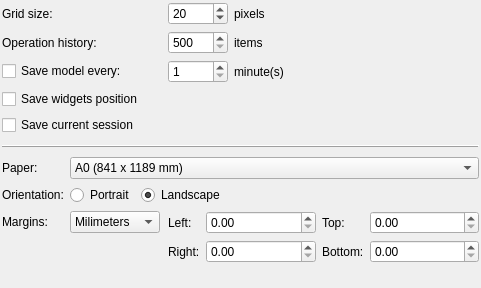
Above: libpgmodeler_ui/ui/confgeralwidget.ui from pgmodeler/pgmodeler before the change. Below: the same form after it.
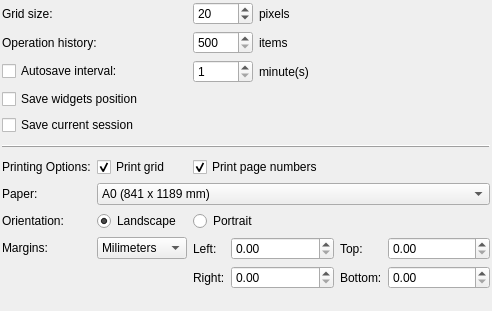
That is the form after the change.

Commit message: Fixed bug that was crashing pgModeler on printing model. (issue #1) Added a advanced tab on relationship editing form in order to show the objects that represents the relationship (fks, tables, uq, pks) (issue

Diff of the .ui file:
```diff
--- a/libpgmodeler_ui/ui/confgeralwidget.ui
+++ b/libpgmodeler_ui/ui/confgeralwidget.ui
@@ -6,8 +6,8 @@
    <rect>
     <x>0</x>
     <y>0</y>
-    <width>481</width>
-    <height>288</height>
+    <width>492</width>
+    <height>311</height>
    </rect>
   </property>
   <property name="minimumSize">
@@ -26,222 +26,13 @@
    <property name="spacing">
     <number>6</number>
    </property>
-   <item row="0" column="0" colspan="2">
-    <widget class="QLabel" name="tam_grade_lbl">
-     <property name="sizePolicy">
-      <sizepolicy hsizetype="Fixed" vsizetype="Preferred">
-       <horstretch>0</horstretch>
-       <verstretch>0</verstretch>
-      </sizepolicy>
-     </property>
-     <property name="minimumSize">
-      <size>
-       <width>120</width>
-       <height>0</height>
-      </size>
-     </property>
+   <item row="6" column="0">
+    <widget class="QLabel" name="print_op_lbl">
      <property name="text">
-      <string>Grid size:</string>
+      <string>Printing Options:</string>
      </property>
     </widget>
    </item>
-   <item row="0" column="2" colspan="2">
-    <layout class="QHBoxLayout" name="horizontalLayout_4">
-     <item>
-      <widget class="QSpinBox" name="tam_grade_spb">
-       <property name="sizePolicy">
-        <sizepolicy hsizetype="Minimum" vsizetype="Fixed">
-         <horstretch>0</horstretch>
-         <verstretch>0</verstretch>
-        </sizepolicy>
-       </property>
-       <property name="minimumSize">
-        <size>
-         <width>60</width>
-         <height>0</height>
-        </size>
-       </property>
-       <property name="minimum">
-        <number>10</number>
-       </property>
-       <property name="maximum">
-        <number>100</number>
-       </property>
-       <property name="singleStep">
-        <number>1</number>
-       </property>
-       <property name="value">
-        <number>20</number>
-       </property>
-      </widget>
-     </item>
-     <item>
-      <widget class="QLabel" name="label_9">
-       <property name="sizePolicy">
-        <sizepolicy hsizetype="Expanding" vsizetype="Preferred">
-         <horstretch>0</horstretch>
-         <verstretch>0</verstretch>
-        </sizepolicy>
-       </property>
-       <property name="minimumSize">
-        <size>
-         <width>50</width>
-         <height>0</height>
-        </size>
-       </property>
-       <property name="maximumSize">
-        <size>
-         <width>16777215</width>
-         <height>16777215</height>
-        </size>
-       </property>
-       <property name="text">
-        <string>pixels</string>
-       </property>
-      </widget>
-     </item>
-    </layout>
-   </item>
-   <item row="1" column="0" colspan="2">
-    <widget class="QLabel" name="tam_lista_lbl">
-     <property name="sizePolicy">
-      <sizepolicy hsizetype="Fixed" vsizetype="Preferred">
-       <horstretch>0</horstretch>
-       <verstretch>0</verstretch>
-      </sizepolicy>
-     </property>
-     <property name="minimumSize">
-      <size>
-       <width>120</width>
-       <height>0</height>
-      </size>
-     </property>
-     <property name="text">
-      <string>Operation history:</string>
-     </property>
-    </widget>
-   </item>
-   <item row="1" column="2" colspan="2">
-    <layout class="QHBoxLayout" name="horizontalLayout_3">
-     <item>
-      <widget class="QSpinBox" name="tam_lista_spb">
-       <property name="sizePolicy">
-        <sizepolicy hsizetype="Minimum" vsizetype="Fixed">
-         <horstretch>0</horstretch>
-         <verstretch>0</verstretch>
-        </sizepolicy>
-       </property>
-       <property name="minimumSize">
-        <size>
-         <width>60</width>
-         <height>0</height>
-        </size>
-       </property>
-       <property name="minimum">
-        <number>500</number>
-       </property>
-       <property name="maximum">
-        <number>1000</number>
-       </property>
-      </widget>
-     </item>
-     <item>
-      <widget class="QLabel" name="label_8">
-       <property name="sizePolicy">
-        <sizepolicy hsizetype="Expanding" vsizetype="Preferred">
-         <horstretch>0</horstretch>
-         <verstretch>0</verstretch>
-        </sizepolicy>
-       </property>
-       <property name="minimumSize">
-        <size>
-         <width>50</width>
-         <height>0</height>
-        </size>
-       </property>
-       <property name="maximumSize">
-        <size>
-         <width>16777215</width>
-         <height>16777215</height>
-        </size>
-       </property>
-       <property name="text">
-        <string>items</string>
-       </property>
-      </widget>
-     </item>
-    </layout>
-   </item>
-   <item row="2" column="0" colspan="2">
-    <widget class="QCheckBox" name="salvar_mod_chk">
-     <property name="sizePolicy">
-      <sizepolicy hsizetype="Fixed" vsizetype="Fixed">
-       <horstretch>0</horstretch>
-       <verstretch>0</verstretch>
-      </sizepolicy>
-     </property>
-     <property name="minimumSize">
-      <size>
-       <width>160</width>
-       <height>0</height>
-      </size>
-     </property>
-     <property name="text">
-      <string>Save model every:</string>
-     </property>
-    </widget>
-   </item>
-   <item row="2" column="2" colspan="2">
-    <layout class="QHBoxLayout" name="horizontalLayout_2">
-     <item>
-      <widget class="QSpinBox" name="salvar_mod_spb">
-       <property name="sizePolicy">
-        <sizepolicy hsizetype="Preferred" vsizetype="Fixed">
-         <horstretch>0</horstretch>
-         <verstretch>0</verstretch>
-        </sizepolicy>
-       </property>
-       <property name="minimumSize">
-        <size>
-         <width>60</width>
-         <height>0</height>
-        </size>
-       </property>
-       <property name="minimum">
-        <number>1</number>
-       </property>
-       <property name="maximum">
-        <number>30</number>
-       </property>
-      </widget>
-     </item>
-     <item>
-      <widget class="QLabel" name="label_3">
-       <property name="sizePolicy">
-        <sizepolicy hsizetype="Expanding" vsizetype="Preferred">
-         <horstretch>0</horstretch>
-         <verstretch>0</verstretch>
-        </sizepolicy>
-       </property>
-       <property name="minimumSize">
-        <size>
-         <width>50</width>
-         <height>0</height>
-        </size>
-       </property>
-       <property name="maximumSize">
-        <size>
-         <width>16777215</width>
-         <height>16777215</height>
-        </size>
-       </property>
-       <property name="text">
-        <string>minute(s)</string>
-       </property>
-      </widget>
-     </item>
-    </layout>
-   </item>
    <item row="3" column="0" colspan="2">
     <widget class="QCheckBox" name="salvar_wgts_chk">
      <property name="sizePolicy">
@@ -261,6 +52,39 @@
      </property>
     </widget>
    </item>
+   <item row="10" column="1">
+    <widget class="QComboBox" name="unidade_cmb">
+     <property name="sizePolicy">
+      <sizepolicy hsizetype="Fixed" vsizetype="Fixed">
+       <horstretch>0</horstretch>
+       <verstretch>0</verstretch>
+      </sizepolicy>
+     </property>
+     <property name="currentIndex">
+      <number>0</number>
+     </property>
+     <item>
+      <property name="text">
+       <string>Milimeters</string>
+      </property>
+     </item>
+     <item>
+      <property name="text">
+       <string>Pixels</string>
+      </property>
+     </item>
+     <item>
+      <property name="text">
+       <string>Inches</string>
+      </property>
+     </item>
+     <item>
+      <property name="text">
+       <string>Centimeter</string>
+      </property>
+     </item>
+    </widget>
+   </item>
    <item row="4" column="0" colspan="2">
     <widget class="QCheckBox" name="salvar_sessao_chk">
      <property name="sizePolicy">
@@ -280,36 +104,7 @@
      </property>
     </widget>
    </item>
-   <item row="5" column="0" colspan="4">
-    <widget class="QFrame" name="frame_2">
-     <property name="minimumSize">
-      <size>
-       <width>0</width>
-       <height>10</height>
-      </size>
-     </property>
-     <property name="frameShape">
-      <enum>QFrame::HLine</enum>
-     </property>
-     <property name="frameShadow">
-      <enum>QFrame::Raised</enum>
-     </property>
-    </widget>
-   </item>
-   <item row="6" column="0">
-    <widget class="QLabel" name="papel_lbl">
-     <property name="sizePolicy">
-      <sizepolicy hsizetype="Fixed" vsizetype="Preferred">
-       <horstretch>0</horstretch>
-       <verstretch>0</verstretch>
-      </sizepolicy>
-     </property>
-     <property name="text">
-      <string>Paper:</string>
-     </property>
-    </widget>
-   </item>
-   <item row="6" column="1" colspan="3">
+   <item row="7" column="1" colspan="4">
     <widget class="QComboBox" name="papel_cmb">
      <property name="sizePolicy">
       <sizepolicy hsizetype="Preferred" vsizetype="Fixed">
@@ -483,7 +278,36 @@
      </item>
     </widget>
    </item>
+   <item row="5" column="0" colspan="5">
+    <widget class="QFrame" name="frame_2">
+     <property name="minimumSize">
+      <size>
+       <width>0</width>
+       <height>10</height>
+      </size>
+     </property>
+     <property name="frameShape">
+      <enum>QFrame::HLine</enum>
+     </property>
+     <property name="frameShadow">
+      <enum>QFrame::Raised</enum>
+     </property>
+    </widget>
+   </item>
    <item row="7" column="0">
+    <widget class="QLabel" name="papel_lbl">
+     <property name="sizePolicy">
+      <sizepolicy hsizetype="Fixed" vsizetype="Preferred">
+       <horstretch>0</horstretch>
+       <verstretch>0</verstretch>
+      </sizepolicy>
+     </property>
+     <property name="text">
+      <string>Paper:</string>
+     </property>
+    </widget>
+   </item>
+   <item row="9" column="0">
     <widget class="QLabel" name="orientacao_lbl">
      <property name="sizePolicy">
       <sizepolicy hsizetype="Fixed" vsizetype="Preferred">
@@ -496,40 +320,7 @@
      </property>
     </widget>
    </item>
-   <item row="7" column="1" colspan="3">
-    <layout class="QHBoxLayout" name="horizontalLayout">
-     <item>
-      <widget class="QRadioButton" name="retrato_rb">
-       <property name="sizePolicy">
-        <sizepolicy hsizetype="Preferred" vsizetype="Fixed">
-         <horstretch>0</horstretch>
-         <verstretch>0</verstretch>
-        </sizepolicy>
-       </property>
-       <property name="text">
-        <string>Portrait</string>
-       </property>
-      </widget>
-     </item>
-     <item>
-      <widget class="QRadioButton" name="paisagem_rb">
-       <property name="sizePolicy">
-        <sizepolicy hsizetype="Expanding" vsizetype="Fixed">
-         <horstretch>0</horstretch>
-         <verstretch>0</verstretch>
-        </sizepolicy>
-       </property>
-       <property name="text">
-        <string>Landscape</string>
-       </property>
-       <property name="checked">
-        <bool>true</bool>
-       </property>
-      </widget>
-     </item>
-    </layout>
-   </item>
-   <item row="8" column="0">
+   <item row="10" column="0">
     <widget class="QLabel" name="margens_lbl">
      <property name="sizePolicy">
       <sizepolicy hsizetype="Fixed" vsizetype="Preferred">
@@ -542,40 +333,106 @@
      </property>
     </widget>
    </item>
-   <item row="8" column="1">
-    <widget class="QComboBox" name="unidade_cmb">
+   <item row="2" column="0" colspan="2">
+    <widget class="QCheckBox" name="salvar_mod_chk">
      <property name="sizePolicy">
       <sizepolicy hsizetype="Fixed" vsizetype="Fixed">
        <horstretch>0</horstretch>
        <verstretch>0</verstretch>
       </sizepolicy>
      </property>
-     <property name="currentIndex">
-      <number>0</number>
+     <property name="minimumSize">
+      <size>
+       <width>160</width>
+       <height>0</height>
+      </size>
      </property>
-     <item>
-      <property name="text">
-       <string>Milimeters</string>
-      </property>
-     </item>
-     <item>
-      <property name="text">
-       <string>Pixels</string>
-      </property>
-     </item>
-     <item>
-      <property name="text">
-       <string>Inches</string>
-      </property>
-     </item>
-     <item>
-      <property name="text">
-       <string>Centimeter</string>
-      </property>
-     </item>
+     <property name="text">
+      <string>Autosave interval:</string>
+     </property>
     </widget>
    </item>
-   <item row="8" column="2" rowspan="2" colspan="2">
+   <item row="0" column="0" colspan="2">
+    <widget class="QLabel" name="tam_grade_lbl">
+     <property name="sizePolicy">
+      <sizepolicy hsizetype="Fixed" vsizetype="Preferred">
+       <horstretch>0</horstretch>
+       <verstretch>0</verstretch>
+      </sizepolicy>
+     </property>
+     <property name="minimumSize">
+      <size>
+       <width>120</width>
+       <height>0</height>
+      </size>
+     </property>
+     <property name="text">
+      <string>Grid size:</string>
+     </property>
+    </widget>
+   </item>
+   <item row="1" column="0" colspan="2">
+    <widget class="QLabel" name="tam_lista_lbl">
+     <property name="sizePolicy">
+      <sizepolicy hsizetype="Fixed" vsizetype="Preferred">
+       <horstretch>0</horstretch>
+       <verstretch>0</verstretch>
+      </sizepolicy>
+     </property>
+     <property name="minimumSize">
+      <size>
+       <width>120</width>
+       <height>0</height>
+      </size>
+     </property>
+     <property name="text">
+      <string>Operation history:</string>
+     </property>
+    </widget>
+   </item>
+   <item row="11" column="0" colspan="2">
+    <spacer name="horizontalSpacer">
+     <property name="orientation">
+      <enum>Qt::Horizontal</enum>
+     </property>
+     <property name="sizeHint" stdset="0">
+      <size>
+       <width>181</width>
+       <height>22</height>
+      </size>
+     </property>
+    </spacer>
+   </item>
+   <item row="12" column="4">
+    <spacer name="verticalSpacer_3">
+     <property name="orientation">
+      <enum>Qt::Vertical</enum>
+     </property>
+     <property name="sizeHint" stdset="0">
+      <size>
+       <width>20</width>
+       <height>30</height>
+      </size>
+     </property>
+    </spacer>
+   </item>
+   <item row="6" column="1">
+    <widget class="QCheckBox" name="print_grid_chk">
+     <property name="sizePolicy">
+      <sizepolicy hsizetype="Fixed" vsizetype="Fixed">
+       <horstretch>0</horstretch>
+       <verstretch>0</verstretch>
+      </sizepolicy>
+     </property>
+     <property name="text">
+      <string>Print grid</string>
+     </property>
+     <property name="checked">
+      <bool>true</bool>
+     </property>
+    </widget>
+   </item>
+   <item row="10" column="2" rowspan="2" colspan="3">
     <layout class="QGridLayout" name="gridLayout">
      <item row="0" column="0">
       <widget class="QLabel" name="label_2">
@@ -695,31 +552,209 @@
      </item>
     </layout>
    </item>
-   <item row="9" column="0" colspan="2">
-    <spacer name="horizontalSpacer">
-     <property name="orientation">
-      <enum>Qt::Horizontal</enum>
+   <item row="9" column="1">
+    <widget class="QRadioButton" name="paisagem_rb">
+     <property name="sizePolicy">
+      <sizepolicy hsizetype="Fixed" vsizetype="Fixed">
+       <horstretch>0</horstretch>
+       <verstretch>0</verstretch>
+      </sizepolicy>
      </property>
-     <property name="sizeHint" stdset="0">
-      <size>
-       <width>181</width>
-       <height>22</height>
-      </size>
+     <property name="text">
+      <string>Landscape</string>
      </property>
-    </spacer>
+     <property name="checked">
+      <bool>true</bool>
+     </property>
+    </widget>
    </item>
-   <item row="10" column="3">
-    <spacer name="verticalSpacer_3">
-     <property name="orientation">
-      <enum>Qt::Vertical</enum>
+   <item row="9" column="2" colspan="2">
+    <widget class="QRadioButton" name="retrato_rb">
+     <property name="sizePolicy">
+      <sizepolicy hsizetype="Expanding" vsizetype="Fixed">
+       <horstretch>0</horstretch>
+       <verstretch>0</verstretch>
+      </sizepolicy>
      </property>
-     <property name="sizeHint" stdset="0">
-      <size>
-       <width>20</width>
-       <height>30</height>
-      </size>
+     <property name="text">
+      <string>Portrait</string>
      </property>
-    </spacer>
+    </widget>
+   </item>
+   <item row="6" column="2" colspan="3">
+    <widget class="QCheckBox" name="print_pg_num_chk">
+     <property name="sizePolicy">
+      <sizepolicy hsizetype="Expanding" vsizetype="Fixed">
+       <horstretch>0</horstretch>
+       <verstretch>0</verstretch>
+      </sizepolicy>
+     </property>
+     <property name="text">
+      <string>Print page numbers</string>
+     </property>
+     <property name="checked">
+      <bool>true</bool>
+     </property>
+    </widget>
+   </item>
+   <item row="2" column="2" colspan="3">
+    <layout class="QHBoxLayout" name="horizontalLayout_2">
+     <item>
+      <widget class="QSpinBox" name="salvar_mod_spb">
+       <property name="sizePolicy">
+        <sizepolicy hsizetype="Preferred" vsizetype="Fixed">
+         <horstretch>0</horstretch>
+         <verstretch>0</verstretch>
+        </sizepolicy>
+       </property>
+       <property name="minimumSize">
+        <size>
+         <width>60</width>
+         <height>0</height>
+        </size>
+       </property>
+       <property name="minimum">
+        <number>1</number>
+       </property>
+       <property name="maximum">
+        <number>30</number>
+       </property>
+      </widget>
+     </item>
+     <item>
+      <widget class="QLabel" name="label_3">
+       <property name="sizePolicy">
+        <sizepolicy hsizetype="Expanding" vsizetype="Preferred">
+         <horstretch>0</horstretch>
+         <verstretch>0</verstretch>
+        </sizepolicy>
+       </property>
+       <property name="minimumSize">
+        <size>
+         <width>50</width>
+         <height>0</height>
+        </size>
+       </property>
+       <property name="maximumSize">
+        <size>
+         <width>16777215</width>
+         <height>16777215</height>
+        </size>
+       </property>
+       <property name="text">
+        <string>minute(s)</string>
+       </property>
+      </widget>
+     </item>
+    </layout>
+   </item>
+   <item row="1" column="2" colspan="3">
+    <layout class="QHBoxLayout" name="horizontalLayout_3">
+     <item>
+      <widget class="QSpinBox" name="tam_lista_spb">
+       <property name="sizePolicy">
+        <sizepolicy hsizetype="Minimum" vsizetype="Fixed">
+         <horstretch>0</horstretch>
+         <verstretch>0</verstretch>
+        </sizepolicy>
+       </property>
+       <property name="minimumSize">
+        <size>
+         <width>60</width>
+         <height>0</height>
+        </size>
+       </property>
+       <property name="minimum">
+        <number>500</number>
+       </property>
+       <property name="maximum">
+        <number>1000</number>
+       </property>
+      </widget>
+     </item>
+     <item>
+      <widget class="QLabel" name="label_8">
+       <property name="sizePolicy">
+        <sizepolicy hsizetype="Expanding" vsizetype="Preferred">
+         <horstretch>0</horstretch>
+         <verstretch>0</verstretch>
+        </sizepolicy>
+       </property>
+       <property name="minimumSize">
+        <size>
+         <width>50</width>
+         <height>0</height>
+        </size>
+       </property>
+       <property name="maximumSize">
+        <size>
+         <width>16777215</width>
+         <height>16777215</height>
+        </size>
+       </property>
+       <property name="text">
+        <string>items</string>
+       </property>
+      </widget>
+     </item>
+    </layout>
+   </item>
+   <item row="0" column="2" colspan="3">
+    <layout class="QHBoxLayout" name="horizontalLayout_4">
+     <item>
+      <widget class="QSpinBox" name="tam_grade_spb">
+       <property name="sizePolicy">
+        <sizepolicy hsizetype="Minimum" vsizetype="Fixed">
+         <horstretch>0</horstretch>
+         <verstretch>0</verstretch>
+        </sizepolicy>
+       </property>
+       <property name="minimumSize">
+        <size>
+         <width>60</width>
+         <height>0</height>
+        </size>
+       </property>
+       <property name="minimum">
+        <number>10</number>
+       </property>
+       <property name="maximum">
+        <number>100</number>
+       </property>
+       <property name="singleStep">
+        <number>1</number>
+       </property>
+       <property name="value">
+        <number>20</number>
+       </property>
+      </widget>
+     </item>
+     <item>
+      <widget class="QLabel" name="label_9">
+       <property name="sizePolicy">
+        <sizepolicy hsizetype="Expanding" vsizetype="Preferred">
+         <horstretch>0</horstretch>
+         <verstretch>0</verstretch>
+        </sizepolicy>
+       </property>
+       <property name="minimumSize">
+        <size>
+         <width>50</width>
+         <height>0</height>
+        </size>
+       </property>
+       <property name="maximumSize">
+        <size>
+         <width>16777215</width>
+         <height>16777215</height>
+        </size>
+       </property>
+       <property name="text">
+        <string>pixels</string>
+       </property>
+      </widget>
+     </item>
+    </layout>
    </item>
   </layout>
  </widget>
```
The commit also changes 12 other files.
